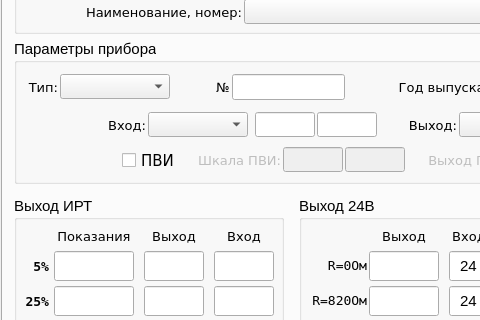
Qt form main.ui (asd192/CalibrationIRT59) before a commit; both pictures show x 0 to 480 and y 94 to 414 of the 800 by 670 pixel window.
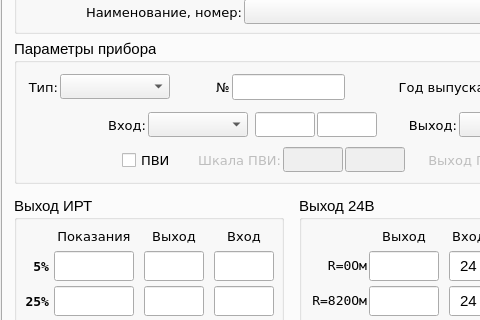
The same form after that commit.

```diff
--- a/main.ui
+++ b/main.ui
@@ -527,7 +527,7 @@
        <property name="font">
         <font>
          <family>DejaVu Sans</family>
-         <pointsize>11</pointsize>
+         <pointsize>10</pointsize>
          <weight>50</weight>
          <bold>false</bold>
         </font>
```
Left out of the diff: 6 changed lines with no effect on the pictures.
